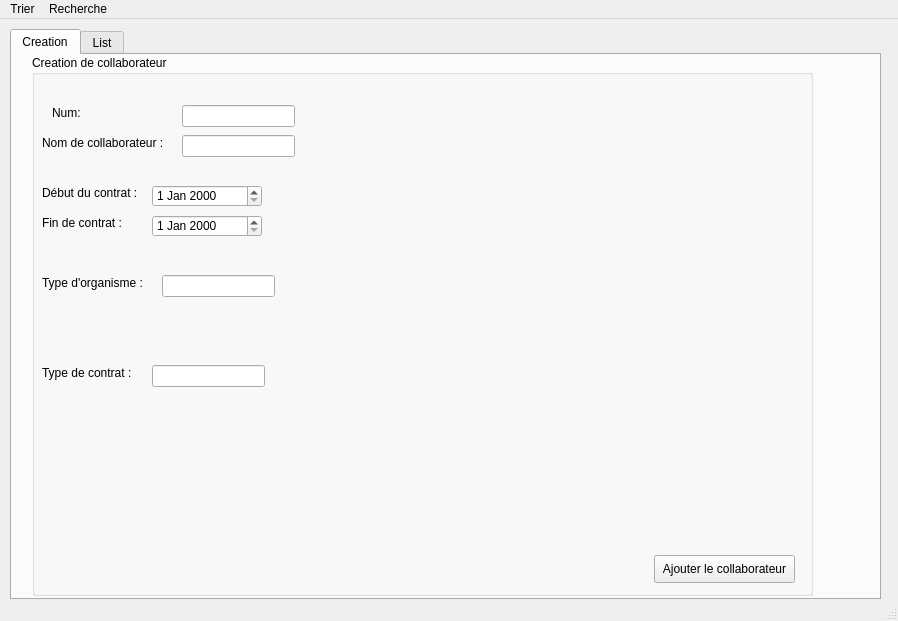
Qt form mainwindow.ui (houas6/Smart-Recruit-help-center) before a commit.
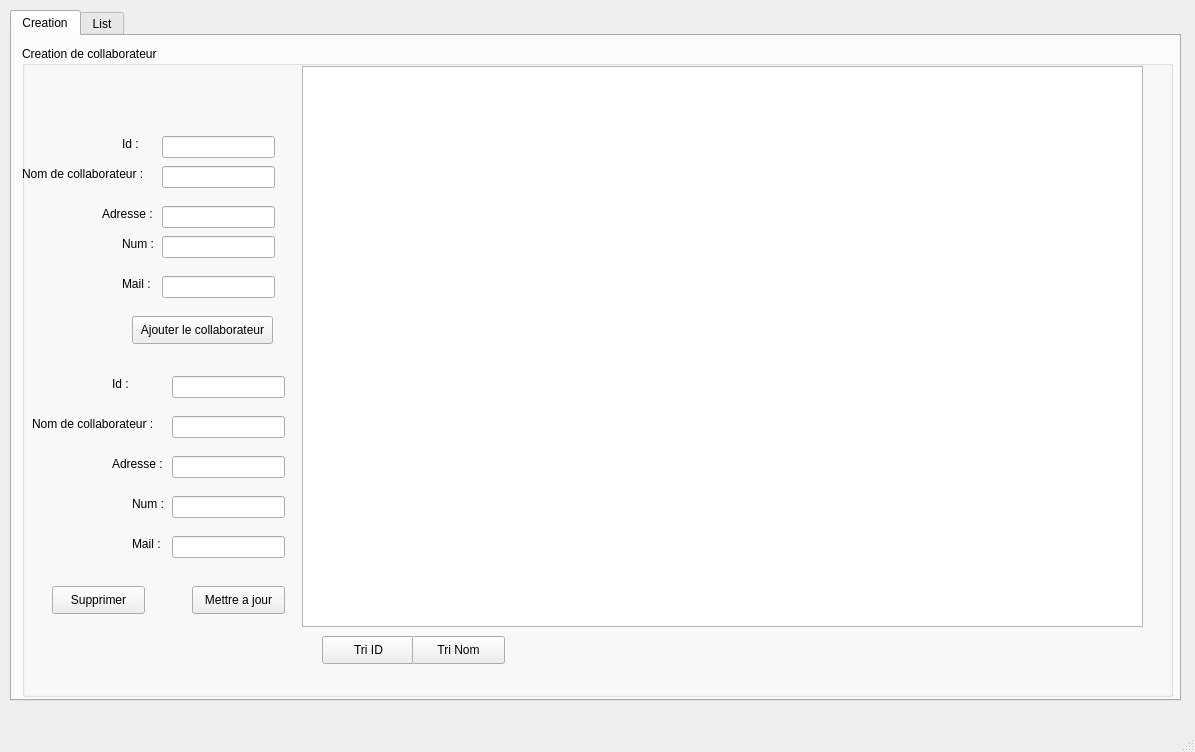
The same form after that commit.

```diff
--- a/mainwindow.ui
+++ b/mainwindow.ui
@@ -6,8 +6,8 @@
    <rect>
     <x>0</x>
     <y>0</y>
-    <width>898</width>
-    <height>621</height>
+    <width>1195</width>
+    <height>752</height>
    </rect>
   </property>
   <property name="windowTitle">
@@ -19,8 +19,8 @@
      <rect>
       <x>10</x>
       <y>10</y>
-      <width>871</width>
-      <height>571</height>
+      <width>1171</width>
+      <height>691</height>
      </rect>
     </property>
     <property name="currentIndex">
@@ -33,43 +33,20 @@
      <widget class="QGroupBox" name="groupBox">
       <property name="geometry">
        <rect>
-        <x>20</x>
-        <y>0</y>
-        <width>781</width>
-        <height>541</height>
+        <x>10</x>
+        <y>10</y>
+        <width>1151</width>
+        <height>651</height>
        </rect>
       </property>
       <property name="title">
        <string>Creation de collaborateur</string>
       </property>
-      <widget class="QLabel" name="label_3">
-       <property name="geometry">
-        <rect>
-         <x>10</x>
-         <y>130</y>
-         <width>111</width>
-         <height>16</height>
-        </rect>
-       </property>
-       <property name="text">
-        <string>Début du contrat :</string>
-       </property>
-      </widget>
-      <widget class="QDateEdit" name="dateEdit">
-       <property name="geometry">
-        <rect>
-         <x>120</x>
-         <y>130</y>
-         <width>110</width>
-         <height>22</height>
-        </rect>
-       </property>
-      </widget>
       <widget class="QLabel" name="label">
        <property name="geometry">
         <rect>
-         <x>10</x>
-         <y>80</y>
+         <x>0</x>
+         <y>120</y>
          <width>131</width>
          <height>16</height>
         </rect>
@@ -81,8 +58,8 @@
       <widget class="QLineEdit" name="nom">
        <property name="geometry">
         <rect>
-         <x>150</x>
-         <y>80</y>
+         <x>140</x>
+         <y>120</y>
          <width>113</width>
          <height>22</height>
         </rect>
@@ -91,40 +68,17 @@
         <bool>false</bool>
        </property>
       </widget>
-      <widget class="QLabel" name="label_4">
-       <property name="geometry">
-        <rect>
-         <x>10</x>
-         <y>160</y>
-         <width>101</width>
-         <height>16</height>
-        </rect>
-       </property>
-       <property name="text">
-        <string>Fin de contrat :</string>
-       </property>
-      </widget>
-      <widget class="QDateEdit" name="dateEdit_2">
-       <property name="geometry">
-        <rect>
-         <x>120</x>
-         <y>160</y>
-         <width>110</width>
-         <height>22</height>
-        </rect>
-       </property>
-      </widget>
       <widget class="QLabel" name="label_5">
        <property name="geometry">
         <rect>
-         <x>10</x>
-         <y>220</y>
-         <width>141</width>
+         <x>80</x>
+         <y>160</y>
+         <width>61</width>
          <height>16</height>
         </rect>
        </property>
        <property name="text">
-        <string>Type d'organisme :</string>
+        <string>Adresse :</string>
        </property>
        <property name="textFormat">
         <enum>Qt::AutoText</enum>
@@ -136,8 +90,8 @@
       <widget class="QPushButton" name="pushButton">
        <property name="geometry">
         <rect>
-         <x>622</x>
-         <y>500</y>
+         <x>110</x>
+         <y>270</y>
          <width>141</width>
          <height>28</height>
         </rect>
@@ -149,21 +103,21 @@
       <widget class="QLabel" name="label_10">
        <property name="geometry">
         <rect>
-         <x>10</x>
-         <y>310</y>
-         <width>111</width>
+         <x>100</x>
+         <y>190</y>
+         <width>41</width>
          <height>16</height>
         </rect>
        </property>
        <property name="text">
-        <string>Type de contrat :</string>
+        <string>Num :</string>
        </property>
       </widget>
       <widget class="QLineEdit" name="LineEdit2">
        <property name="geometry">
         <rect>
-         <x>150</x>
-         <y>50</y>
+         <x>140</x>
+         <y>90</y>
          <width>113</width>
          <height>22</height>
         </rect>
@@ -172,21 +126,150 @@
       <widget class="QLabel" name="label_11">
        <property name="geometry">
         <rect>
-         <x>20</x>
-         <y>50</y>
+         <x>100</x>
+         <y>90</y>
+         <width>31</width>
+         <height>16</height>
+        </rect>
+       </property>
+       <property name="text">
+        <string>Id :</string>
+       </property>
+      </widget>
+      <widget class="QLineEdit" name="num">
+       <property name="geometry">
+        <rect>
+         <x>140</x>
+         <y>190</y>
+         <width>113</width>
+         <height>22</height>
+        </rect>
+       </property>
+      </widget>
+      <widget class="QLineEdit" name="adresse">
+       <property name="geometry">
+        <rect>
+         <x>140</x>
+         <y>160</y>
+         <width>113</width>
+         <height>22</height>
+        </rect>
+       </property>
+      </widget>
+      <widget class="QLabel" name="label_12">
+       <property name="geometry">
+        <rect>
+         <x>100</x>
+         <y>230</y>
+         <width>41</width>
+         <height>16</height>
+        </rect>
+       </property>
+       <property name="text">
+        <string>Mail :</string>
+       </property>
+      </widget>
+      <widget class="QLineEdit" name="mail">
+       <property name="geometry">
+        <rect>
+         <x>140</x>
+         <y>230</y>
+         <width>113</width>
+         <height>22</height>
+        </rect>
+       </property>
+      </widget>
+      <widget class="QTableView" name="tableView">
+       <property name="geometry">
+        <rect>
+         <x>280</x>
+         <y>20</y>
+         <width>841</width>
+         <height>561</height>
+        </rect>
+       </property>
+       <property name="alternatingRowColors">
+        <bool>false</bool>
+       </property>
+       <property name="selectionMode">
+        <enum>QAbstractItemView::ContiguousSelection</enum>
+       </property>
+       <property name="selectionBehavior">
+        <enum>QAbstractItemView::SelectItems</enum>
+       </property>
+       <property name="showGrid">
+        <bool>true</bool>
+       </property>
+       <property name="sortingEnabled">
+        <bool>false</bool>
+       </property>
+       <attribute name="horizontalHeaderCascadingSectionResizes">
+        <bool>false</bool>
+       </attribute>
+       <attribute name="horizontalHeaderMinimumSectionSize">
+        <number>40</number>
+       </attribute>
+       <attribute name="horizontalHeaderDefaultSectionSize">
+        <number>160</number>
+       </attribute>
+      </widget>
+      <widget class="QPushButton" name="Modifier">
+       <property name="geometry">
+        <rect>
+         <x>170</x>
+         <y>540</y>
+         <width>93</width>
+         <height>28</height>
+        </rect>
+       </property>
+       <property name="text">
+        <string>Mettre a jour</string>
+       </property>
+      </widget>
+      <widget class="QPushButton" name="Supprimer">
+       <property name="geometry">
+        <rect>
+         <x>30</x>
+         <y>540</y>
+         <width>93</width>
+         <height>28</height>
+        </rect>
+       </property>
+       <property name="text">
+        <string>Supprimer</string>
+       </property>
+      </widget>
+      <widget class="QLineEdit" name="id_supp">
+       <property name="geometry">
+        <rect>
+         <x>150</x>
+         <y>330</y>
+         <width>113</width>
+         <height>22</height>
+        </rect>
+       </property>
+       <property name="inputMask">
+        <string/>
+       </property>
+      </widget>
+      <widget class="QLabel" name="label_3">
+       <property name="geometry">
+        <rect>
+         <x>90</x>
+         <y>330</y>
          <width>56</width>
          <height>16</height>
         </rect>
        </property>
        <property name="text">
-        <string>Num:</string>
+        <string>Id :</string>
        </property>
       </widget>
       <widget class="QLineEdit" name="typec">
        <property name="geometry">
         <rect>
-         <x>120</x>
-         <y>310</y>
+         <x>150</x>
+         <y>410</y>
          <width>113</width>
          <height>22</height>
         </rect>
@@ -195,157 +278,126 @@
       <widget class="QLineEdit" name="typeor">
        <property name="geometry">
         <rect>
-         <x>130</x>
-         <y>220</y>
+         <x>150</x>
+         <y>450</y>
          <width>113</width>
          <height>22</height>
         </rect>
        </property>
       </widget>
+      <widget class="QLineEdit" name="nom_2">
+       <property name="geometry">
+        <rect>
+         <x>150</x>
+         <y>370</y>
+         <width>113</width>
+         <height>22</height>
+        </rect>
+       </property>
+       <property name="clearButtonEnabled">
+        <bool>false</bool>
+       </property>
+      </widget>
+      <widget class="QLabel" name="label_2">
+       <property name="geometry">
+        <rect>
+         <x>10</x>
+         <y>370</y>
+         <width>131</width>
+         <height>16</height>
+        </rect>
+       </property>
+       <property name="text">
+        <string>Nom de collaborateur :</string>
+       </property>
+      </widget>
+      <widget class="QLabel" name="label_13">
+       <property name="geometry">
+        <rect>
+         <x>110</x>
+         <y>450</y>
+         <width>41</width>
+         <height>16</height>
+        </rect>
+       </property>
+       <property name="text">
+        <string>Num :</string>
+       </property>
+      </widget>
+      <widget class="QLabel" name="label_14">
+       <property name="geometry">
+        <rect>
+         <x>110</x>
+         <y>490</y>
+         <width>31</width>
+         <height>16</height>
+        </rect>
+       </property>
+       <property name="text">
+        <string>Mail :</string>
+       </property>
+      </widget>
+      <widget class="QLabel" name="label_6">
+       <property name="geometry">
+        <rect>
+         <x>90</x>
+         <y>410</y>
+         <width>61</width>
+         <height>16</height>
+        </rect>
+       </property>
+       <property name="text">
+        <string>Adresse :</string>
+       </property>
+       <property name="textFormat">
+        <enum>Qt::AutoText</enum>
+       </property>
+       <property name="scaledContents">
+        <bool>false</bool>
+       </property>
+      </widget>
+      <widget class="QLineEdit" name="mail_2">
+       <property name="geometry">
+        <rect>
+         <x>150</x>
+         <y>490</y>
+         <width>113</width>
+         <height>22</height>
+        </rect>
+       </property>
+      </widget>
+      <widget class="QPushButton" name="pushButton_2">
+       <property name="geometry">
+        <rect>
+         <x>300</x>
+         <y>590</y>
+         <width>93</width>
+         <height>28</height>
+        </rect>
+       </property>
+       <property name="text">
+        <string>Tri ID</string>
+       </property>
+      </widget>
+      <widget class="QPushButton" name="tri_name">
+       <property name="geometry">
+        <rect>
+         <x>390</x>
+         <y>590</y>
+         <width>93</width>
+         <height>28</height>
+        </rect>
+       </property>
+       <property name="text">
+        <string>Tri Nom</string>
+       </property>
+      </widget>
      </widget>
     </widget>
     <widget class="QWidget" name="tab_2">
      <attribute name="title">
       <string>List</string>
      </attribute>
-     <widget class="QGroupBox" name="groupBox_2">
-      <property name="geometry">
-       <rect>
-        <x>10</x>
-        <y>10</y>
-        <width>841</width>
-        <height>521</height>
-       </rect>
-      </property>
-      <property name="title">
-       <string>List des collaborateurs</string>
-      </property>
-      <property name="flat">
-       <bool>false</bool>
-      </property>
-      <property name="checkable">
-       <bool>false</bool>
-      </property>
-      <widget class="QWidget" name="horizontalLayoutWidget">
-       <property name="geometry">
-        <rect>
-         <x>20</x>
-         <y>50</y>
-         <width>801</width>
-         <height>80</height>
-        </rect>
-       </property>
-       <layout class="QHBoxLayout" name="horizontalLayout">
-        <property name="spacing">
-         <number>80</number>
-        </property>
-        <item>
-         <widget class="QLabel" name="label_8">
-          <property name="text">
-           <string>Nom de collaborateur</string>
-          </property>
-         </widget>
-        </item>
-        <item>
-         <widget class="QLabel" name="label_7">
-          <property name="text">
-           <string>Type d'organisme</string>
-          </property>
-         </widget>
-        </item>
-        <item>
-         <widget class="QLabel" name="label_6">
-          <property name="text">
-           <string>Type de contrat</string>
-          </property>
-         </widget>
-        </item>
-        <item>
-         <widget class="QLabel" name="label_9">
-          <property name="text">
-           <string>Début</string>
-          </property>
-         </widget>
-        </item>
-        <item>
-         <widget class="QLabel" name="label_2">
-          <property name="text">
-           <string>Fin</string>
-          </property>
-         </widget>
-        </item>
-       </layout>
-      </widget>
-      <widget class="QListView" name="listView">
-       <property name="geometry">
-        <rect>
-         <x>20</x>
-         <y>130</y>
-         <width>801</width>
-         <height>351</height>
-        </rect>
-       </property>
-       <property name="frameShape">
-        <enum>QFrame::StyledPanel</enum>
-       </property>
-       <property name="frameShadow">
-        <enum>QFrame::Sunken</enum>
-       </property>
-       <property name="midLineWidth">
-        <number>0</number>
-       </property>
-       <property name="verticalScrollBarPolicy">
-        <enum>Qt::ScrollBarAlwaysOn</enum>
-       </property>
-       <property name="horizontalScrollBarPolicy">
-        <enum>Qt::ScrollBarAlwaysOn</enum>
-       </property>
-       <property name="iconSize">
-        <size>
-         <width>0</width>
-         <height>0</height>
-        </size>
-       </property>
-       <property name="movement">
-        <enum>QListView::Static</enum>
-       </property>
-       <property name="spacing">
-        <number>2</number>
-       </property>
-       <property name="gridSize">
-        <size>
-         <width>0</width>
-         <height>0</height>
-        </size>
-       </property>
-      </widget>
-      <widget class="QPushButton" name="pushButton_2">
-       <property name="geometry">
-        <rect>
-         <x>450</x>
-         <y>490</y>
-         <width>93</width>
-         <height>28</height>
-        </rect>
-       </property>
-       <property name="text">
-        <string>Mettre a jour</string>
-       </property>
-      </widget>
-      <widget class="QPushButton" name="pushButton_3">
-       <property name="geometry">
-        <rect>
-         <x>330</x>
-         <y>490</y>
-         <width>93</width>
-         <height>28</height>
-        </rect>
-       </property>
-       <property name="text">
-        <string>Supprimer</string>
-       </property>
-      </widget>
-     </widget>
     </widget>
    </widget>
   </widget>
@@ -354,27 +406,10 @@
     <rect>
      <x>0</x>
      <y>0</y>
-     <width>898</width>
+     <width>1195</width>
      <height>26</height>
     </rect>
    </property>
-   <widget class="QMenu" name="menuOption">
-    <property name="title">
-     <string>Trier</string>
-    </property>
-    <addaction name="actionDate"/>
-    <addaction name="actionType"/>
-    <addaction name="actionType_de_contrat"/>
-    <addaction name="actionNom"/>
-   </widget>
-   <widget class="QMenu" name="menuRecherche">
-    <property name="title">
-     <string>Recherche</string>
-    </property>
-    <addaction name="actionPar_nom"/>
-   </widget>
-   <addaction name="menuOption"/>
-   <addaction name="menuRecherche"/>
   </widget>
   <widget class="QStatusBar" name="statusbar"/>
   <action name="actionPar_nom">
```
Left out of the diff: 9 changed lines with no effect on the pictures.
